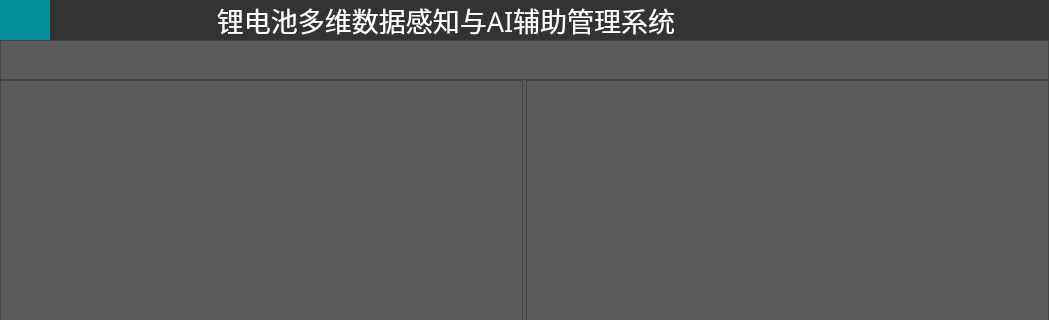
First picture: the form in ui/ui_main.ui, repository saberrin/EIS_GUI, before the edit; both pictures show x 0 to 1049 and y 0 to 320 of the 1049 by 645 pixel window.
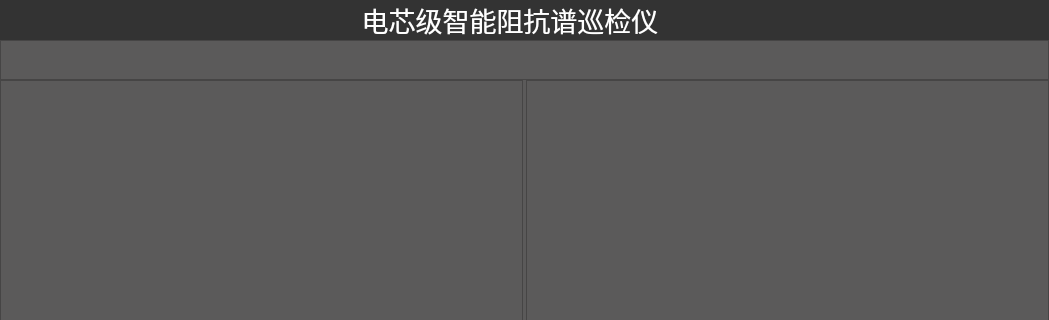
Second picture: the form after the edit. Icons and pictures are not drawn.

The edit to the form file:
```diff
--- a/ui/ui_main.ui
+++ b/ui/ui_main.ui
@@ -81,86 +81,6 @@
        <property name="bottomMargin">
         <number>0</number>
        </property>
-       <item>
-        <widget class="QFrame" name="frame_toodle">
-         <property name="minimumSize">
-          <size>
-           <width>50</width>
-           <height>40</height>
-          </size>
-         </property>
-         <property name="maximumSize">
-          <size>
-           <width>50</width>
-           <height>40</height>
-          </size>
-         </property>
-         <property name="styleSheet">
-          <string notr="true">background:rgb(0,143,150);</string>
-         </property>
-         <property name="frameShape">
-          <enum>QFrame::NoFrame</enum>
-         </property>
-         <property name="frameShadow">
-          <enum>QFrame::Plain</enum>
-         </property>
-         <layout class="QHBoxLayout" name="horizontalLayout_3">
-          <property name="spacing">
-           <number>0</number>
-          </property>
-          <property name="leftMargin">
-           <number>0</number>
-          </property>
-          <property name="topMargin">
-           <number>0</number>
-          </property>
-          <property name="rightMargin">
-           <number>0</number>
-          </property>
-          <property name="bottomMargin">
-           <number>0</number>
-          </property>
-          <item>
-           <widget class="QPushButton" name="toodle">
-            <property name="minimumSize">
-             <size>
-              <width>50</width>
-              <height>40</height>
-             </size>
-            </property>
-            <property name="maximumSize">
-             <size>
-              <width>50</width>
-              <height>40</height>
-             </size>
-            </property>
-            <property name="styleSheet">
-             <string notr="true">QPushButton {
-	border: none;
-	background-color: rgba(0,0,0,0);
-}
-QPushButton:hover {
-	background-color: rgb(0,178,178);
-}
-QPushButton:pressed {	
-	background-color: rgba(0,0,0,0);
-}</string>
-            </property>
-            <property name="text">
-             <string/>
-            </property>
-            <property name="icon">
-             <iconset>
-              <normaloff>icons/1x/logo.png</normaloff>icons/1x/logo.png</iconset>
-            </property>
-            <property name="flat">
-             <bool>true</bool>
-            </property>
-           </widget>
-          </item>
-         </layout>
-        </widget>
-       </item>
        <item>
         <widget class="QFrame" name="frame_top_east">
          <property name="maximumSize">
@@ -218,8 +138,39 @@
              <property name="bottomMargin">
               <number>0</number>
              </property>
+             <item>
+              <widget class="QLabel" name="label">
+               <property name="sizePolicy">
+                <sizepolicy hsizetype="Preferred" vsizetype="Preferred">
+                 <horstretch>1</horstretch>
+                 <verstretch>0</verstretch>
+                </sizepolicy>
+               </property>
+               <property name="maximumSize">
+                <size>
+                 <width>140</width>
+                 <height>16777215</height>
+                </size>
+               </property>
+               <property name="text">
+                <string/>
+               </property>
+               <property name="pixmap">
+                <pixmap>../icons/logo.png</pixmap>
+               </property>
+               <property name="scaledContents">
+                <bool>true</bool>
+               </property>
+              </widget>
+             </item>
              <item>
               <widget class="QLabel" name="lab_appname">
+               <property name="sizePolicy">
+                <sizepolicy hsizetype="Preferred" vsizetype="Preferred">
+                 <horstretch>10</horstretch>
+                 <verstretch>0</verstretch>
+                </sizepolicy>
+               </property>
                <property name="font">
                 <font>
                  <family>Segoe UI Light</family>
@@ -230,7 +181,7 @@
                 <string notr="true">color:rgb(255,255,255);</string>
                </property>
                <property name="text">
-                <string>&lt;html&gt;&lt;head/&gt;&lt;body&gt;&lt;p align=&quot;center&quot;&gt;&lt;span style=&quot; font-size:20pt;&quot;&gt;锂电池多维数据感知与AI辅助管理系统&lt;/span&gt;&lt;/p&gt;&lt;/body&gt;&lt;/html&gt;</string>
+                <string>&lt;html&gt;&lt;head/&gt;&lt;body&gt;&lt;p align=&quot;center&quot;&gt;&lt;span style=&quot; font-size:20pt;&quot;&gt;电芯级智能阻抗谱巡检仪&lt;/span&gt;&lt;/p&gt;&lt;/body&gt;&lt;/html&gt;</string>
                </property>
                <property name="textFormat">
                 <enum>Qt::AutoText</enum>
@@ -238,24 +189,8 @@
                <property name="scaledContents">
                 <bool>false</bool>
                </property>
-              </widget>
-             </item>
-             <item>
-              <widget class="QLabel" name="label_11">
-               <property name="minimumSize">
-                <size>
-                 <width>80</width>
-                 <height>40</height>
-                </size>
-               </property>
-               <property name="maximumSize">
-                <size>
-                 <width>80</width>
-                 <height>40</height>
-                </size>
-               </property>
-               <property name="text">
-                <string/>
+               <property name="alignment">
+                <set>Qt::AlignLeading|Qt::AlignLeft|Qt::AlignVCenter</set>
                </property>
               </widget>
              </item>
```
